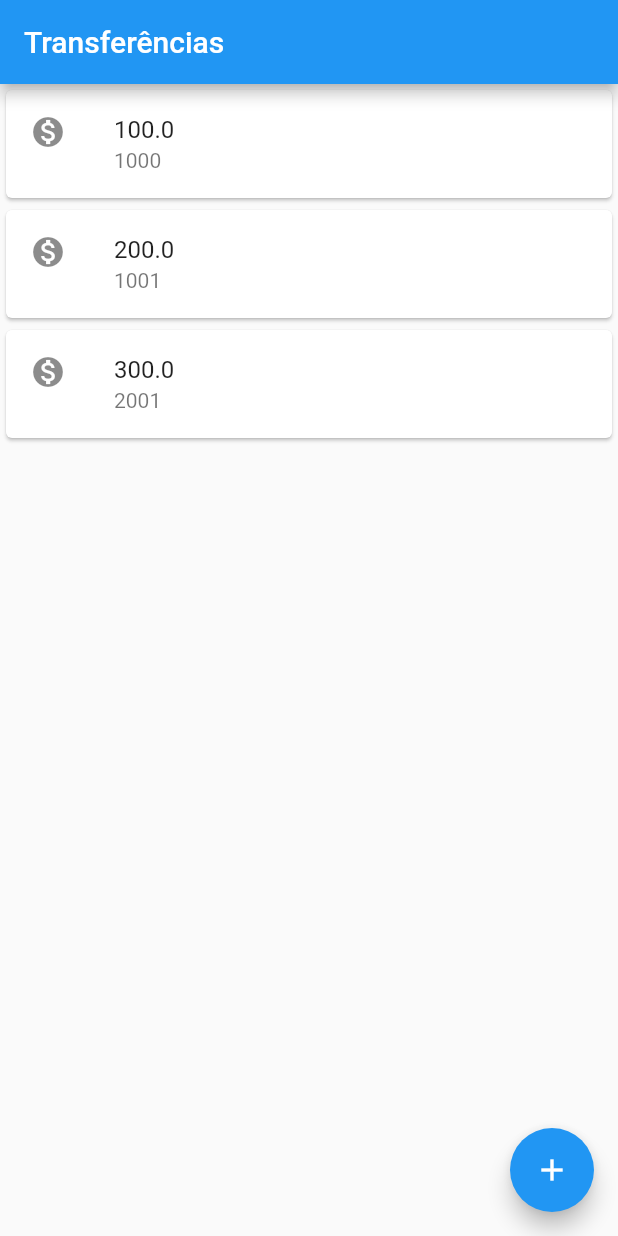
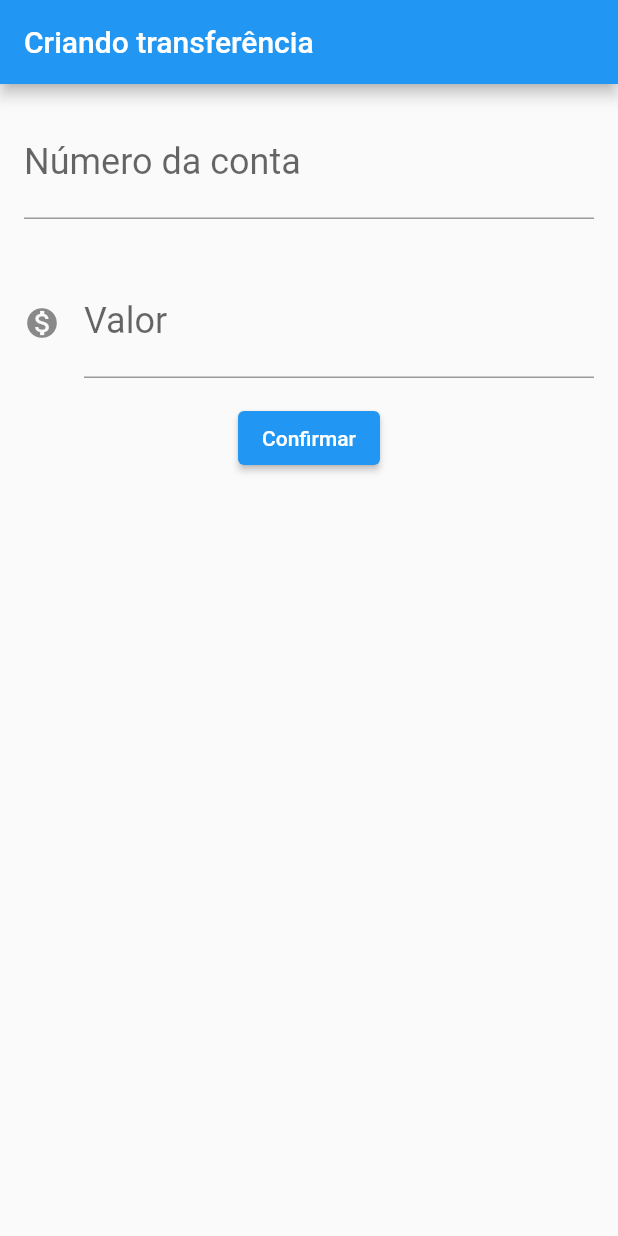
Before and after one commit to marcelofilipov/filipov_bytebank, a Flutter app: the screen it shows after launch, on a phone screen of 412 x 824 dp. Run offline on Flutter 3.47's test engine with Material 2 defaults, Android fonts, the phone set to English and light mode, and no system bars.

Commit message:
Creation of the Transfer Form

```diff
--- a/lib/main.dart
+++ b/lib/main.dart
@@ -1,35 +1,103 @@
 import 'package:flutter/material.dart';
+import 'package:flutter/rendering.dart';
 
-void main() => runApp(
-  MaterialApp(
+void main() => runApp(const BytebankApp());
+
+class BytebankApp extends StatelessWidget {
+  const BytebankApp({Key? key}) : super(key: key);
+
+  @override
+  Widget build(BuildContext context) {
+    return MaterialApp(
       home: Scaffold(
-      body: ListaTransferencias(),
+        body: FormularioTransferencia(),
+      ),
+    );
+  }
+}
+
+class FormularioTransferencia extends StatelessWidget {
+  final TextEditingController _controladorCampoNumeroConta =
+      TextEditingController();
+  final TextEditingController _controladorCampoValor = TextEditingController();
+
+  @override
+  Widget build(BuildContext context) {
+    return Scaffold(
         appBar: AppBar(
-        title: Text('Transferências'),
+          title: Text('Criando transferência'),
         ),
-      floatingActionButton: FloatingActionButton(
-        onPressed: () {},
-        child: Icon(Icons.add),
+        body: Column(
+          children: [
+            Padding(
+              padding: const EdgeInsets.all(16.0),
+              child: TextField(
+                controller: _controladorCampoNumeroConta,
+                style: TextStyle(fontSize: 24.0),
+                decoration: InputDecoration(
+                    labelText: 'Número da conta', hintText: '0000'),
+                keyboardType: TextInputType.number,
               ),
             ),
+            Padding(
+              padding: const EdgeInsets.all(16.0),
+              child: TextField(
+                controller: _controladorCampoValor,
+                style: TextStyle(fontSize: 24.0),
+                decoration: InputDecoration(
+                    icon: Icon(Icons.monetization_on),
+                    labelText: 'Valor',
+                    hintText: '0.00'),
+                keyboardType: TextInputType.number,
+              ),
+            ),
+            ElevatedButton(
+              child: const Text('Confirmar'),
+              onPressed: () {
+                debugPrint('clicou no Confirmar');
+                final int? numeroConta =
+                    int.tryParse(_controladorCampoNumeroConta.text);
+                final double? valor =
+                    double.tryParse(_controladorCampoValor.text);
+                if (numeroConta != null && valor != null) {
+                  final transferenciaCriada = Transferencia(valor, numeroConta);
+                  debugPrint('$transferenciaCriada');
+                  Scaffold.of(context).showSnackBar(
+                    SnackBar(
+                      content: Text('$transferenciaCriada'),
+                    ),
+                  );
+                }
+              },
             )
-);
+          ],
+        ));
+  }
+}
 
 class ListaTransferencias extends StatelessWidget {
   @override
   Widget build(BuildContext context) {
-    return Column(
-      children: <Widget>[
+    return Scaffold(
+      appBar: AppBar(
+        title: const Text('Transferências'),
+      ),
+      body: Column(
+        children: [
           ItemTransferencia(Transferencia(100.0, 1000)),
           ItemTransferencia(Transferencia(200.0, 1001)),
           ItemTransferencia(Transferencia(300.0, 2001)),
         ],
+      ),
+      floatingActionButton: FloatingActionButton(
+        onPressed: () {},
+        child: const Icon(Icons.add),
+      ),
     );
   }
 }
 
 class ItemTransferencia extends StatelessWidget {
-
   final Transferencia _transferencia;
 
   ItemTransferencia(this._transferencia);
@@ -38,7 +106,7 @@
   Widget build(BuildContext context) {
     return Card(
       child: ListTile(
-          leading: Icon(Icons.monetization_on),
+        leading: const Icon(Icons.monetization_on),
         title: Text(_transferencia.valor.toString()),
         subtitle: Text(_transferencia.numeroConta.toString()),
       ),
@@ -51,4 +119,9 @@
   final int numeroConta;
 
   Transferencia(this.valor, this.numeroConta);
+
+  @override
+  String toString() {
+    return 'Transferencia{valor: $valor, numeroConta: $numeroConta}';
   }
+}
```
Also changed, not shown: 1 other file. Lines whose indentation alone changed are shown as unchanged.
